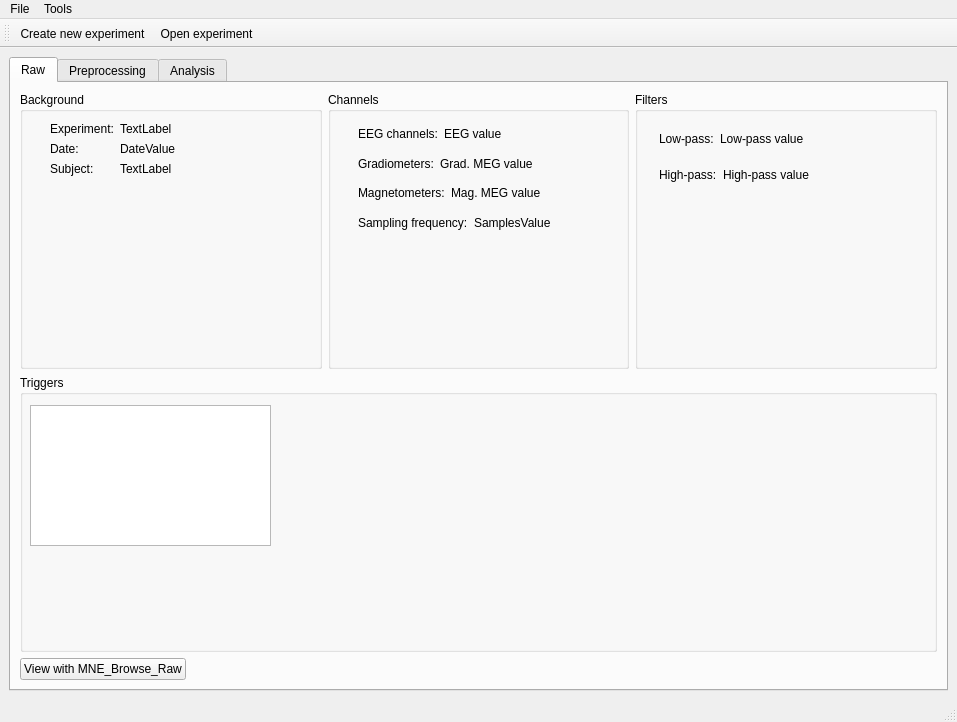
First picture: the form in hoksotin/ui/qt4Designer/UIehdotus11.ui, repository cibr-jyu/meggie, before the edit.
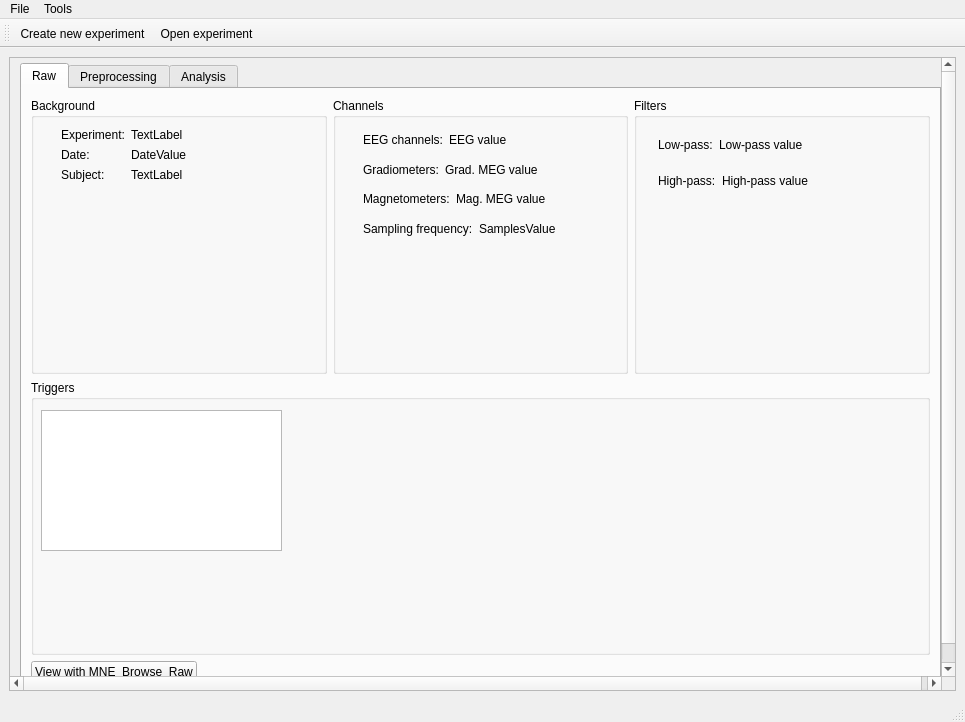
Second picture: the form after the edit.

Commit message: Scrollbarit paaikkunassa

Patch:
```diff
--- a/hoksotin/ui/qt4Designer/UIehdotus11.ui
+++ b/hoksotin/ui/qt4Designer/UIehdotus11.ui
@@ -6,7 +6,7 @@
    <rect>
     <x>0</x>
     <y>0</y>
-    <width>957</width>
+    <width>965</width>
     <height>722</height>
    </rect>
   </property>
@@ -28,6 +28,34 @@
   <widget class="QWidget" name="centralwidget">
    <layout class="QGridLayout" name="gridLayout_2">
     <item row="0" column="0">
+     <widget class="QScrollArea" name="scrollArea">
+      <property name="widgetResizable">
+       <bool>true</bool>
+      </property>
+      <widget class="QWidget" name="scrollAreaWidgetContents_3">
+       <property name="geometry">
+        <rect>
+         <x>0</x>
+         <y>0</y>
+         <width>945</width>
+         <height>638</height>
+        </rect>
+       </property>
+       <property name="minimumSize">
+        <size>
+         <width>937</width>
+         <height>638</height>
+        </size>
+       </property>
+       <widget class="QWidget" name="layoutWidget">
+        <property name="geometry">
+         <rect>
+          <x>10</x>
+          <y>5</y>
+          <width>921</width>
+          <height>631</height>
+         </rect>
+        </property>
      <layout class="QVBoxLayout" name="verticalLayout_3">
       <item>
        <widget class="QTabWidget" name="tabWidget">
@@ -765,6 +793,9 @@
        </widget>
       </item>
      </layout>
+       </widget>
+      </widget>
+     </widget>
     </item>
    </layout>
   </widget>
@@ -773,7 +804,7 @@
     <rect>
      <x>0</x>
      <y>0</y>
-     <width>957</width>
+     <width>965</width>
      <height>21</height>
     </rect>
    </property>
```
Lines whose indentation alone changed are shown as unchanged.
